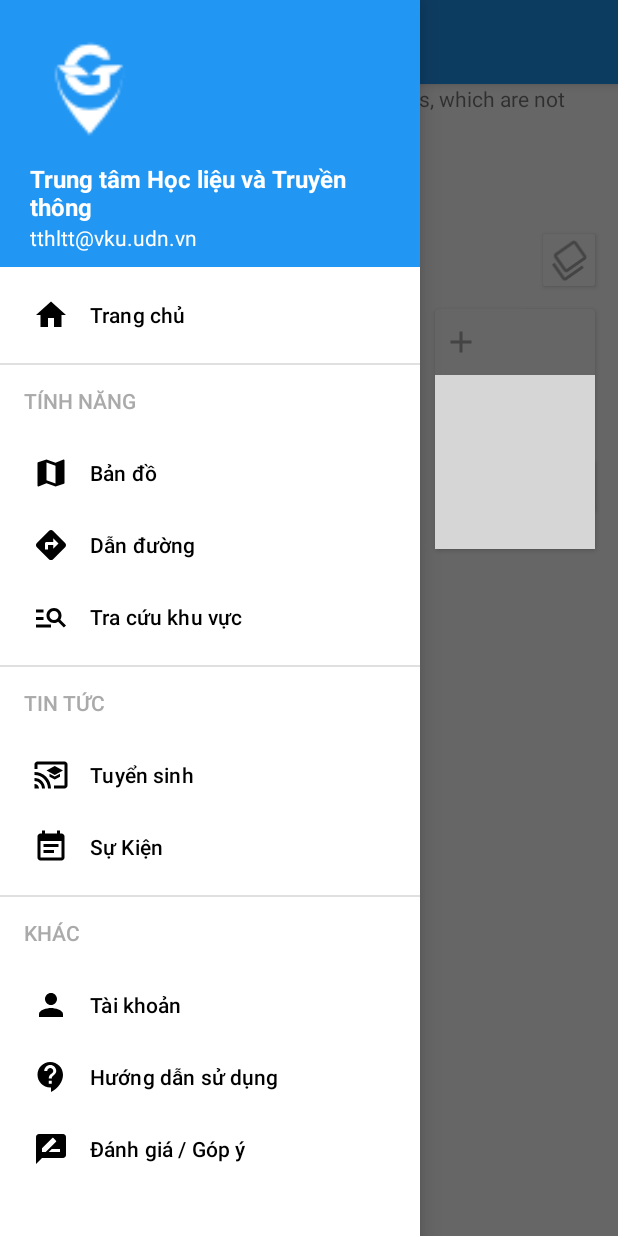
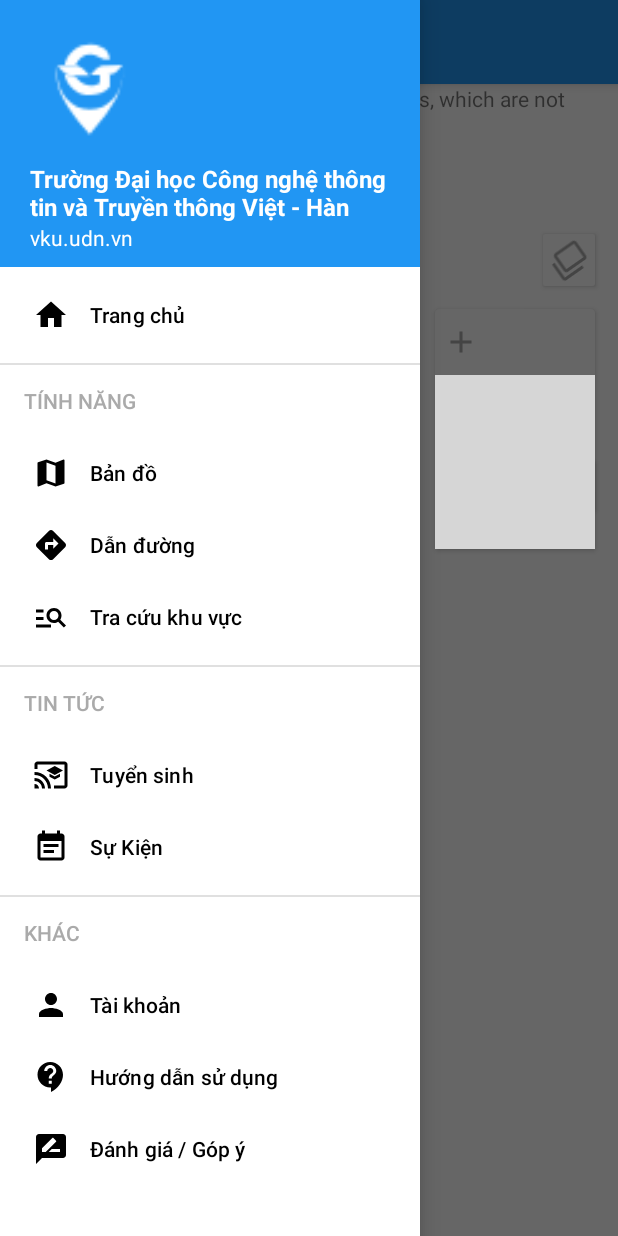
Before and after one commit to sonnh-21IT/VKUmaps, an Android app: the screen it shows after launch (MainActivity), in the side drawer, after a tap on "Bản đồ", on a phone screen of 412 x 824 dp. Run offline under Robolectric (Android 15) with nearby library versions, the phone set to English and light mode, and no system bars; our stand-ins replace Firebase (no records; nobody signed in at launch, a user with empty details on screens opened directly); libraries missing offline, so code that uses them is left out: com.google.maps.android; pictures from the network do not load; grey boxes are pictures that could not be loaded.

Commit message:
change name vku commit

```diff
--- a/app/src/main/res/values/strings.xml
+++ b/app/src/main/res/values/strings.xml
@@ -20,8 +20,8 @@
 
     <string name="app_name">VKUGo</string>
 
-    <string name="mail_tt_hl">tthltt@vku.udn.vn</string>
-    <string name="tt_hl">Trung tâm Học liệu và Truyền thông</string>
+    <string name="mail_tt_hl">vku.udn.vn</string>
+    <string name="tt_hl">Trường Đại học Công nghệ thông tin và Truyền thông Việt - Hàn</string>
     <string name="tt_fb">Trung tâm Học liệu và Truyền thông</string>
 
     <string name="pop_copy_link">Sao chép liên kết</string>
```
